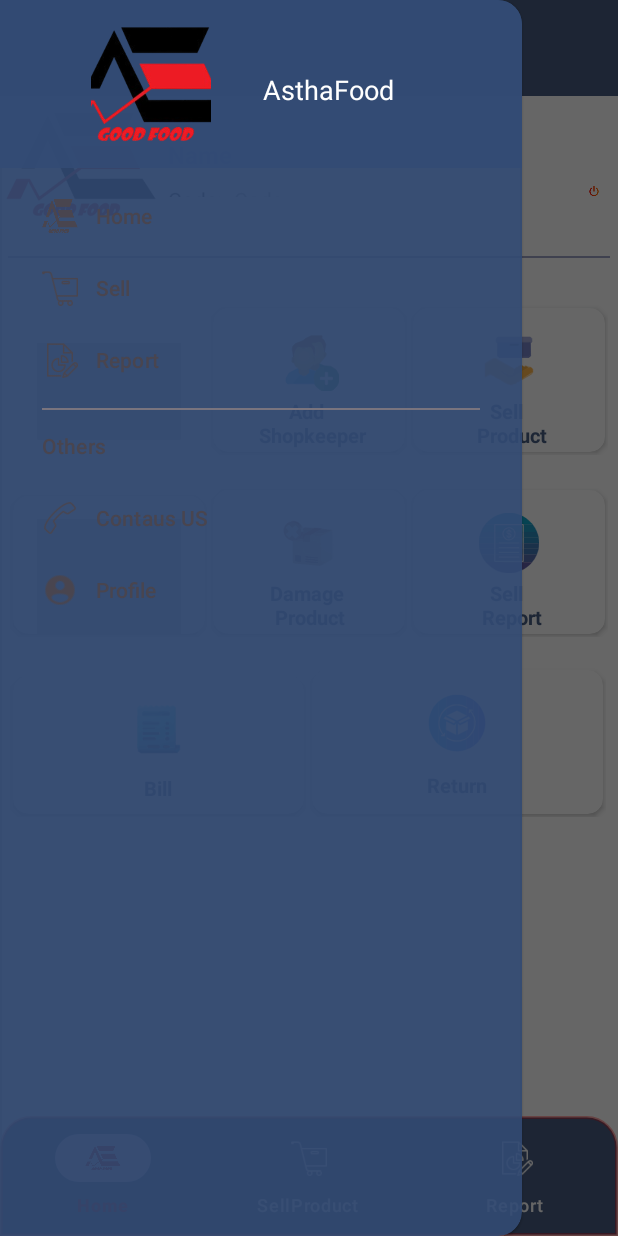
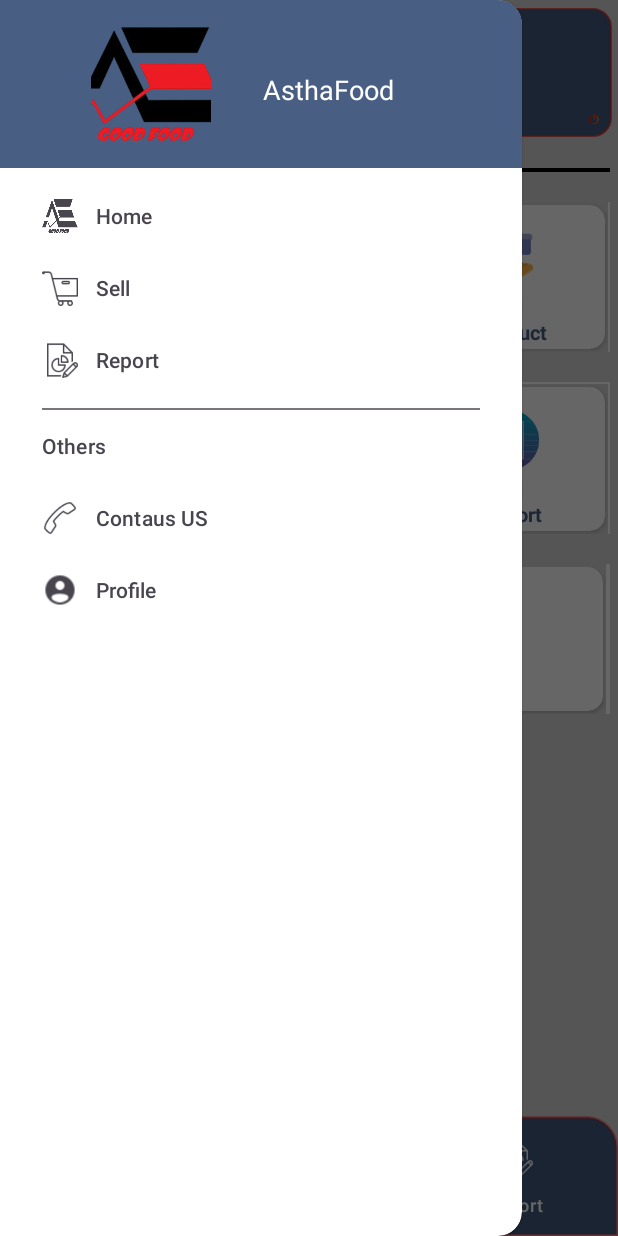
Before and after one commit to saikatgenius/AsthaFood1, an Android app: the MainActivity screen opened directly, with no data from a screen before it, with the side drawer open, on a phone screen of 412 x 824 dp. Run offline under Robolectric (Android 15) with nearby library versions, the phone set to English and light mode, and no system bars; our stand-ins replace CircleImageView; 2 statements that could not run were skipped.

Commit message:
design Changes

```diff
--- a/app/build.gradle.kts
+++ b/app/build.gradle.kts
@@ -27,8 +27,8 @@ android {
         }
     }
     compileOptions {
-        sourceCompatibility = JavaVersion.VERSION_17
-        targetCompatibility = JavaVersion.VERSION_17
+        sourceCompatibility = JavaVersion.VERSION_21
+        targetCompatibility = JavaVersion.VERSION_21
     }
     buildFeatures{
         buildConfig = true
@@ -65,5 +65,7 @@ dependencies {
     implementation("net.sourceforge.jtds:jtds:1.3.1")
     implementation ("com.github.CanHub:Android-Image-Cropper:4.3.1")
 
+    implementation ("de.hdodenhof:circleimageview:3.1.0")
+
 
 }
--- a/app/src/main/java/com/example/asthafood/MainActivity.java
+++ b/app/src/main/java/com/example/asthafood/MainActivity.java
@@ -53,14 +53,14 @@ public class MainActivity extends AppCompatActivity implements View.OnClickListe
         setViewReferences();
         bindEventHandlers();
 
-        user_naem.setText("Welcome "+GlobalStore.GlobalValue.getUserOriginalName());  //
+        user_naem.setText(GlobalStore.GlobalValue.getUserOriginalName());  //
         UserId.setText(GlobalStore.GlobalValue.getUserName());
         sharedPreferencesarranger = getSharedPreferences("ARRANGERLOGIN", Context.MODE_PRIVATE);
 
-        setSupportActionBar(toolbar);
-        ActionBarDrawerToggle toggle = new ActionBarDrawerToggle(this, drawerLayout, toolbar, R.string.navigation_drawer_open, R.string.navigation_drawer_close);
-        drawerLayout.addDrawerListener(toggle);
-        toggle.syncState();
+       // setSupportActionBar(toolbar);
+//        ActionBarDrawerToggle toggle = new ActionBarDrawerToggle(this, drawerLayout, toolbar, R.string.navigation_drawer_open, R.string.navigation_drawer_close);
+//        drawerLayout.addDrawerListener(toggle);
+//        toggle.syncState();
 
         bottomNavigationView.setOnItemSelectedListener(item -> {
             Fragment selectedFragment = null;
--- a/app/src/main/res/drawable/border_background_trans.xml
+++ b/app/src/main/res/drawable/border_background_trans.xml
@@ -4,7 +4,7 @@
         <shape android:shape="rectangle">
             <stroke android:width="2dp" android:color="#00ffffff"  />
             <corners android:radius="10dp" />
-            <solid android:color="#4FC4EFF6" />
+            <solid android:color="#88011E20" />
 
         </shape>
 
--- /dev/null
+++ b/app/src/main/res/drawable/main_top_banner.xml
@@ -0,0 +1,11 @@
+<?xml version="1.0" encoding="utf-8"?>
+<selector xmlns:android="http://schemas.android.com/apk/res/android">
+    <item>
+        <shape android:shape="rectangle">
+            <stroke android:width="1dp" android:color="#B4D92B2B"  />
+            <corners android:radius="12dp" />
+            <solid android:color="@color/theme_color" />
+        </shape>
+
+    </item>
+</selector>
--- a/app/src/main/res/layout/activity_employee_login.xml
+++ b/app/src/main/res/layout/activity_employee_login.xml
@@ -14,7 +14,7 @@
         android:layout_height="match_parent"
         android:focusableInTouchMode="true"
         android:gravity="center"
-        android:background="#E4334C75"
+        android:background="@drawable/app_bg_final"
         android:orientation="vertical"
       >
 
@@ -67,7 +67,7 @@
                 android:layout_marginBottom="10dp"
                 android:gravity="center"
                 android:text="~ Employee Login ~"
-                android:textColor="@color/white"
+                android:textColor="@color/black"
                 android:textSize="18sp"
                 android:textStyle="bold" />
 
--- a/app/src/main/res/layout/activity_login_options.xml
+++ b/app/src/main/res/layout/activity_login_options.xml
@@ -5,11 +5,11 @@
     android:layout_height="match_parent"
     xmlns:app="http://schemas.android.com/apk/res-auto"
     android:orientation="vertical"
-    android:background="@color/backMain"
+    android:background="@drawable/app_bg_final"
     tools:context=".LoginOptionsActivity">
 
     <FrameLayout
-        android:background="@color/theme_color"
+
         android:layout_width="match_parent"
         android:layout_height="match_parent">
 
@@ -36,7 +36,7 @@
                 android:layout_height="wrap_content"
                 android:gravity="center"
                 android:textSize="18sp"
-                android:textColor="@color/white"
+                android:textColor="@color/black"
                 android:textStyle="bold"
                 android:text="AshtaFood"/>
 
--- a/app/src/main/res/layout/activity_main.xml
+++ b/app/src/main/res/layout/activity_main.xml
@@ -12,10 +12,11 @@
     <LinearLayout
         android:layout_width="match_parent"
         android:layout_height="match_parent"
-        android:background="@color/white"
+        android:background="@drawable/app_bg_final"
         android:orientation="vertical">
 
         <androidx.appcompat.widget.Toolbar
+            android:visibility="gone"
             android:id="@+id/toolbar"
             android:layout_width="match_parent"
             android:layout_height="wrap_content"
@@ -27,24 +28,31 @@
             android:orientation="horizontal"
             android:gravity="center"
             android:layout_marginHorizontal="4dp"
-            android:paddingTop="5dp"
-            android:paddingBottom="5dp">
-
-            <ImageView
+            android:background="@drawable/main_top_banner"
+            android:layout_marginTop="5dp"
+            android:layout_marginBottom="5dp">
+            <de.hdodenhof.circleimageview.CircleImageView
+                android:id="@+id/iv_image"
                 android:layout_width="100dp"
-                android:layout_height="70dp"
                 android:layout_marginTop="5dp"
                 android:layout_marginBottom="5dp"
-                android:scaleType="centerCrop"
-                android:src="@drawable/app_logo" />
+                android:src="@drawable/app_logo"
+                android:layout_height="70dp" />
 
             <LinearLayout
                 android:layout_width="match_parent"
                 android:layout_height="wrap_content"
-                android:layout_marginBottom="2dp"
+                android:layout_marginVertical="@dimen/_20mdp"
                 android:layout_marginStart="@dimen/_5mdp"
-                android:gravity="center"
                 android:orientation="vertical">
+                <TextView
+                    android:layout_width="wrap_content"
+                    android:layout_height="match_parent"
+                    android:text="WELCOME"
+                    android:textStyle="bold"
+                    android:textSize="16sp"
+                    android:textColor="@color/white"
+                    />
 
                 <LinearLayout
                     android:layout_width="match_parent"
@@ -52,16 +60,6 @@
                     android:layout_weight="1"
 
                     android:orientation="horizontal">
-
-                    <TextView
-                        android:layout_width="wrap_content"
-                        android:layout_height="match_parent"
-                        android:gravity="center_vertical"
-                        android:text="Name: "
-                        android:visibility="gone"
-                        android:textColor="@color/colorBlack"
-                        />
-
                     <TextView
                         android:id="@+id/tv_activity_main_welcome_message"
                         android:layout_width="match_parent"
@@ -77,9 +75,9 @@
                         android:scrollHorizontally="true"
                         android:singleLine="true"
                         android:text="Name"
-                        android:textColor="@color/colorText"
-                        android:textSize="16sp"
-                        android:textStyle="bold" />
+                        android:textColor="@color/white"
+                        android:textSize="20sp"
+                        android:textStyle="italic | bold" />
 
                 </LinearLayout>
 
@@ -93,8 +91,8 @@
                         android:layout_width="wrap_content"
                         android:layout_height="match_parent"
                         android:gravity="center_vertical"
-                        android:text="Code:"
-                        android:textColor="@color/colorBlack" />
+                        android:text="Code : "
+                        android:textColor="@color/white" />
 
                     <TextView
                         android:id="@+id/tv_activity_main_employee_code"
@@ -105,7 +103,7 @@
                         android:hint="Code"
                         android:paddingStart="8dp"
                         android:paddingEnd="8dp"
-                        android:textColor="@color/colorBlack" />
+                        android:textColor="@color/white" />
                     <androidx.appcompat.widget.AppCompatButton
                         android:id="@+id/btnLogout"
                         android:layout_width="@dimen/_30mdp"
@@ -174,12 +172,11 @@
                 android:layout_width="match_parent"
                 android:layout_height="1dp"
                 android:layout_marginTop="10dp"
-                android:layout_marginBottom="10dp"
-                android:background="@color/colorHint" />
+                android:background="@color/black" />
             <View
                 android:layout_width="match_parent"
                 android:layout_height="1dp"
-                android:background="@color/white" />
+                android:background="@color/black" />
 
 
             <LinearLayout
@@ -646,7 +643,7 @@
         android:layout_width="wrap_content"
         android:layout_height="match_parent"
         android:layout_gravity="start"
-        android:background="@color/theme_color"
+        android:background="@color/white"
         app:headerLayout="@layout/nav_header"
         app:menu="@menu/drawer_menu" />
 </androidx.drawerlayout.widget.DrawerLayout>
--- a/app/src/main/res/layout/sell_bottom_sheet.xml
+++ b/app/src/main/res/layout/sell_bottom_sheet.xml
@@ -25,7 +25,7 @@
                 android:layout_width="50dp"
                 android:layout_height="@dimen/_2mdp"
                 android:background="@color/colorBlackHint"
-                android:layout_marginVertical="20dp"
+                android:layout_marginVertical="10dp"
                 android:layout_gravity="center"/>
 
             <ImageView
```
Also changed, not shown: app/src/main/res/drawable/back.jpg (added), 4 other files.
